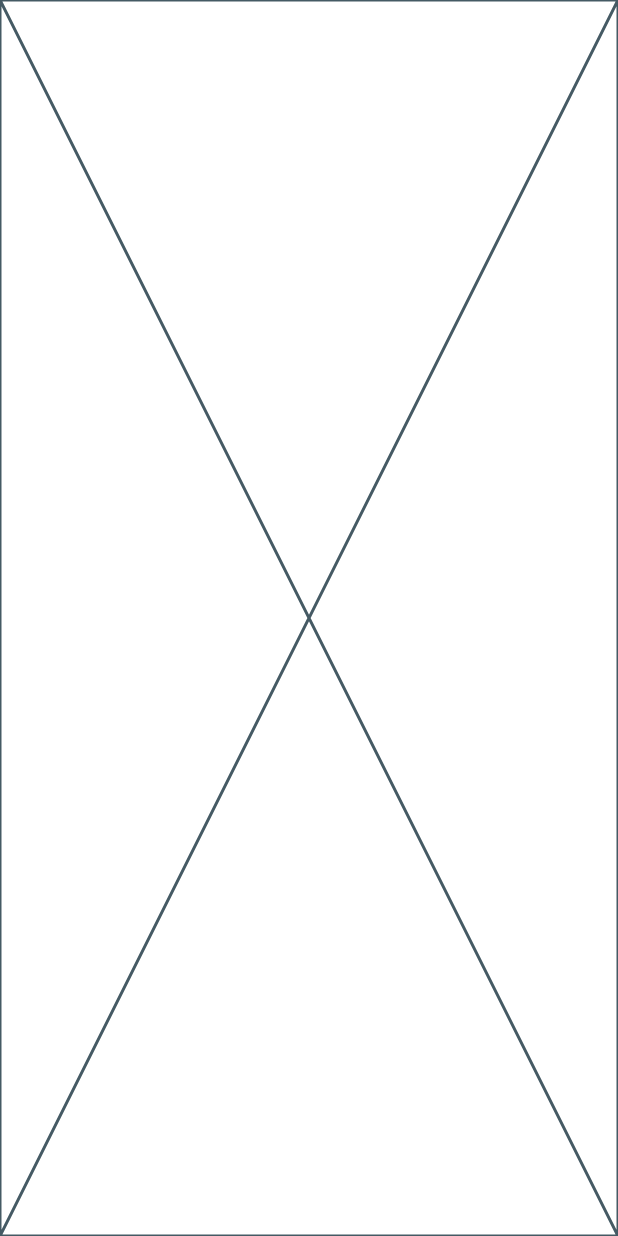
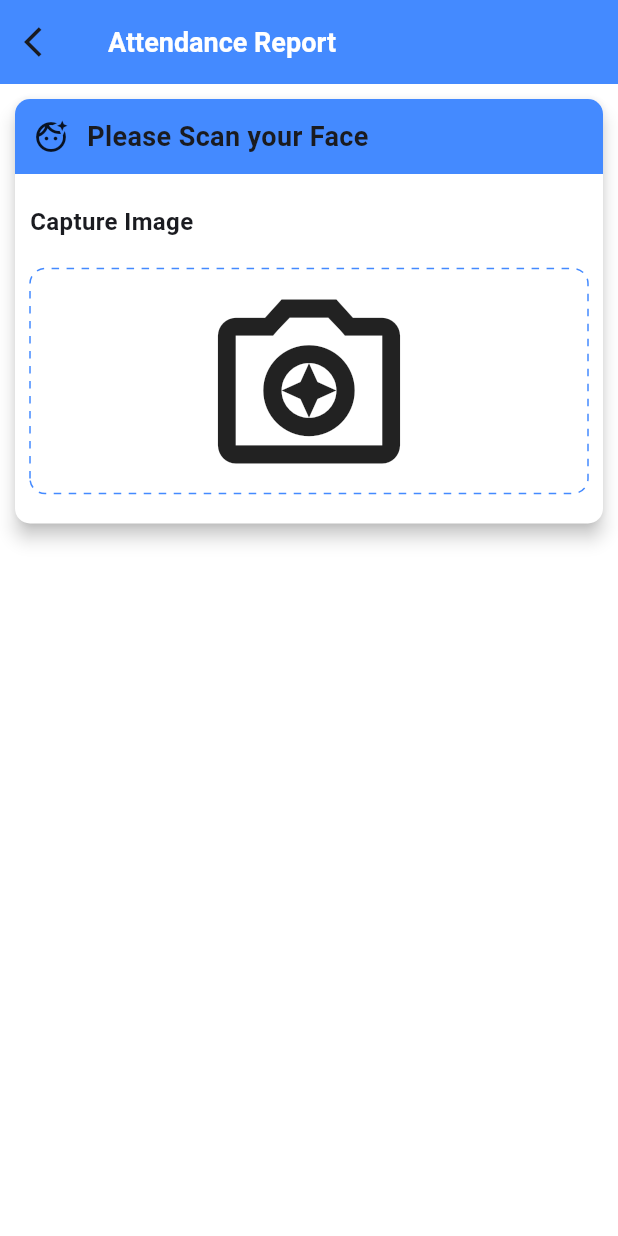
Before and after one commit to shitiazzahra/attendance-app, a Flutter app: the screen it shows after launch, after a tap on "Attendance Report", on a phone screen of 412 x 824 dp. Run offline on Flutter 3.47's test engine with Material 3 defaults, Android fonts, the phone set to English and light mode, and no system bars; drawn by our look-alikes of dotted_border; our stand-ins replace camera, cloud_firestore, firebase_core; missing offline and left inert: google_mlkit_face_detection; accounts and stored records are empty.

Commit message:
creating camera box

```diff
--- a/lib/ui/attend/attendance_screen.dart
+++ b/lib/ui/attend/attendance_screen.dart
@@ -1,10 +1,141 @@
+import 'dart:io';
+
+import 'package:attendance_app/ui/attend/camera_screen.dart';
+import 'package:camera/camera.dart';
+import 'package:cloud_firestore/cloud_firestore.dart';
+import 'package:dotted_border/dotted_border.dart';
 import 'package:flutter/material.dart';
 
-class AttendanceScreen extends StatelessWidget {
-  const AttendanceScreen({super.key});
+class AttendanceScreen extends StatefulWidget {
+  final XFile? image;
+
+  const AttendanceScreen({super.key, this.image});
+
+  @override
+  State<AttendanceScreen> createState() => _AttendanceScreenState(this.image);
+}
+
+class _AttendanceScreenState extends State<AttendanceScreen> {
+  _AttendanceScreenState(this.image);
+
+  XFile? image;
+  String address = "", date = "", time = "", dateTime = "", status = "Attend";
+  bool isLoading = false;
+  double lat = 0.0, long = 0.0;
+  int dateHours = 0, minute = 0;
+  final controller = TextEditingController();
+  final CollectionReference dataCollection = FirebaseFirestore.instance.collection('attendance');
+
+  @override
+  void initState() {
+    handleLocationPermission();
+    setDateTime();
+    setAttendStatus();
+
+    if (image != null) {
+      isLoading = true;
+      getGeoLocationPosition();
+    }
+  }
 
   @override
   Widget build(BuildContext context) {
-    return const Placeholder();
+    Size size = MediaQuery.of(context).size;
+
+    return Scaffold(
+      backgroundColor: Colors.white,
+      appBar: AppBar(
+        elevation: 0,
+        backgroundColor: Colors.blueAccent,
+        leading: IconButton(
+          icon: const Icon(Icons.arrow_back_ios),
+          onPressed:() => Navigator.of(context).pop(),
+          ),
+          title: const Text(
+            "Attendance Report",
+            style: TextStyle(
+              fontSize: 18,
+              fontWeight: FontWeight.bold,
+              color: Colors.white
+            ),
+          ),
+      ),
+      body: SingleChildScrollView(
+        child: Card(
+          color: Colors.white,
+          margin: const EdgeInsets.fromLTRB(10, 10, 10, 30),
+          shape: RoundedRectangleBorder(
+            borderRadius: BorderRadius.circular(10)
+          ),
+          elevation: 5,
+          child: Column(
+            crossAxisAlignment: CrossAxisAlignment.start,
+            children: [
+              Container(
+                height: 50,
+                decoration: const BoxDecoration(
+                  color: Colors.blueAccent,
+                  borderRadius: BorderRadius.only(
+                    topLeft: Radius.circular(10),
+                    topRight: Radius.circular(10)
+                  )
+                ),
+                child: const Row(
+                  children: [
+                    SizedBox(width: 12),
+                    Icon(Icons.face_retouching_natural_outlined),
+                    SizedBox(width: 12),
+                    Text(
+                      "Please Scan your Face",
+                      style: TextStyle(
+                        fontSize: 18,
+                        fontWeight: FontWeight.bold
+                      ),
+                    )
+                  ],
+                ),
+              ),
+              const Padding(
+                padding: EdgeInsets.fromLTRB(10, 20, 0, 20),
+                child: Text(
+                  "Capture Image",
+                  style: TextStyle(
+                    fontSize: 16,
+                    fontWeight: FontWeight.bold
+                  ),
+                ),
+              ),
+              GestureDetector(
+                onTap: () {
+                  Navigator.push(
+                    context,
+                    MaterialPageRoute(builder: (context) => const CameraScreen())
+                  );
+                },
+                child: Container(
+                  margin: const EdgeInsets.fromLTRB(10, 0, 10, 20),
+                  width: size.width,
+                  height: 150,
+                  child: DottedBorder(
+                    radius: const Radius.circular(10),
+                    borderType: BorderType.RRect,
+                    color: Colors.blueAccent,
+                    strokeWidth: 1,
+                    dashPattern: [5, 5],
+                    child: SizedBox.expand(
+                      child: FittedBox(
+                        child: image != null
+                        ? Image.file(File(image!.path), fit: BoxFit.cover)
+                        : const Icon(Icons.camera_enhance_outlined)
+                      ),
+                    ),
+                  ),
+                ),
+              ),
+            ],
+          ),
+        ),
+      ),
+    );
   }
 }
--- /dev/null
+++ b/lib/ui/attend/camera_screen.dart
@@ -0,0 +1,10 @@
+import 'package:flutter/material.dart';
+
+class CameraScreen extends StatelessWidget {
+  const CameraScreen({super.key});
+
+  @override
+  Widget build(BuildContext context) {
+    return const Placeholder();
+  }
+}
```
Also changed, not shown: lib/ui/history/history_screen.dart (added), lib/ui/permission/permission_screen.dart (added).
